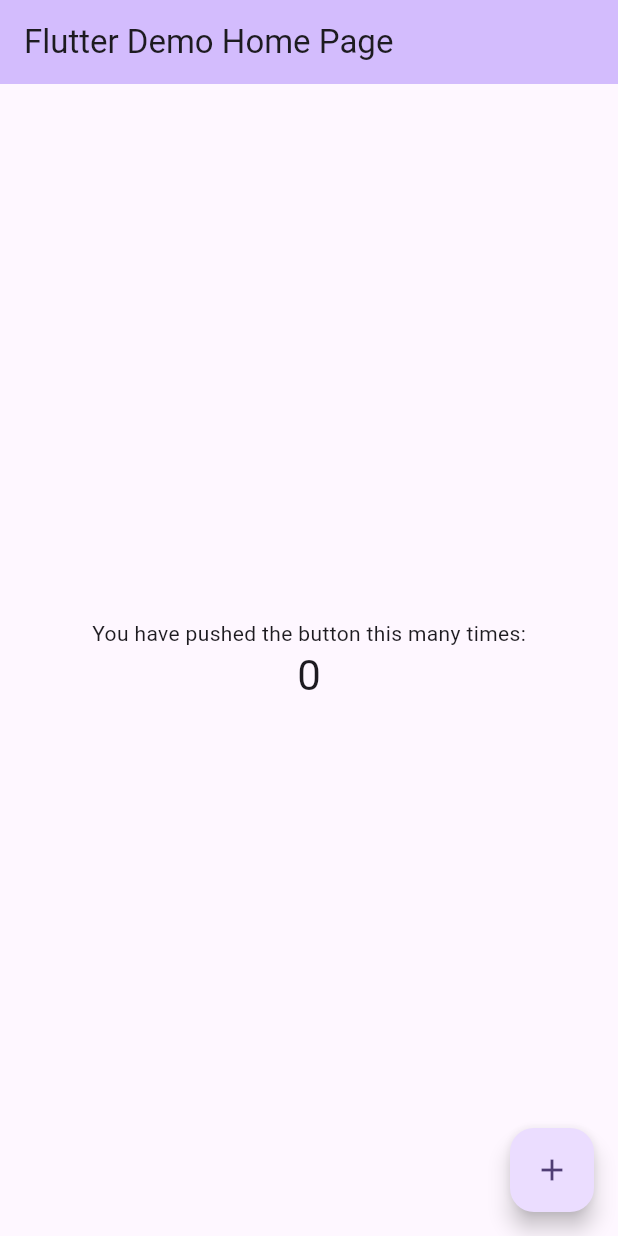
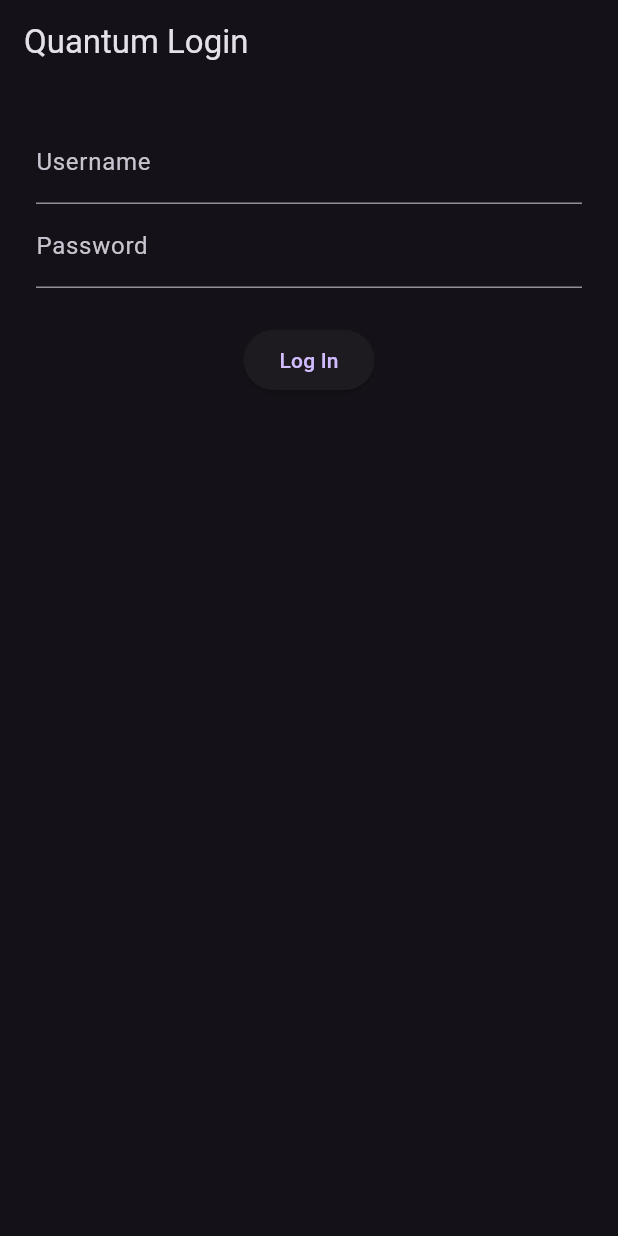
Before and after one commit to Yazip/Quantum, a Flutter app: the screen it shows after launch, on a phone screen of 412 x 824 dp. Run offline on Flutter 3.47's test engine with Material 3 defaults, Android fonts, the light colour scheme and no system bars; network calls fail.

Commit message:
Started working on the client: created a login screen and if log in, the JWT token and greeting are shown (still working on the design)

```diff
--- a/quantum_client/lib/main.dart
+++ b/quantum_client/lib/main.dart
@@ -1,122 +1,34 @@
 import 'package:flutter/material.dart';
+import 'screens/login_screen.dart';
 
 void main() {
-  runApp(const MyApp());
+  runApp(const QuantumApp());
 }
 
-class MyApp extends StatelessWidget {
-  const MyApp({super.key});
+class QuantumApp extends StatefulWidget {
+  const QuantumApp({super.key});
 
-  // This widget is the root of your application.
+  @override
+  State<QuantumApp> createState() => _QuantumAppState();
+}
+
+class _QuantumAppState extends State<QuantumApp> {
+  String? token;
+
   @override
   Widget build(BuildContext context) {
     return MaterialApp(
-      title: 'Flutter Demo',
-      theme: ThemeData(
-        // This is the theme of your application.
-        //
-        // TRY THIS: Try running your application with "flutter run". You'll see
-        // the application has a purple toolbar. Then, without quitting the app,
-        // try changing the seedColor in the colorScheme below to Colors.green
-        // and then invoke "hot reload" (save your changes or press the "hot
-        // reload" button in a Flutter-supported IDE, or press "r" if you used
-        // the command line to start the app).
-        //
-        // Notice that the counter didn't reset back to zero; the application
-        // state is not lost during the reload. To reset the state, use hot
-        // restart instead.
-        //
-        // This works for code too, not just values: Most code changes can be
-        // tested with just a hot reload.
-        colorScheme: ColorScheme.fromSeed(seedColor: Colors.deepPurple),
-      ),
-      home: const MyHomePage(title: 'Flutter Demo Home Page'),
+      title: 'Quantum Messenger',
+      theme: ThemeData.dark(),
+      home: token == null
+          ? LoginScreen(onLogin: (receivedToken) {
+              setState(() => token = receivedToken);
+            })
+          : Scaffold(
+              body: Center(
+                child: Text("Добро пожаловать в Quantum! JWT: $token"),
+              ),
+            ),
     );
   }
 }
-
-class MyHomePage extends StatefulWidget {
-  const MyHomePage({super.key, required this.title});
-
-  // This widget is the home page of your application. It is stateful, meaning
-  // that it has a State object (defined below) that contains fields that affect
-  // how it looks.
-
-  // This class is the configuration for the state. It holds the values (in this
-  // case the title) provided by the parent (in this case the App widget) and
-  // used by the build method of the State. Fields in a Widget subclass are
-  // always marked "final".
-
-  final String title;
-
-  @override
-  State<MyHomePage> createState() => _MyHomePageState();
-}
-
-class _MyHomePageState extends State<MyHomePage> {
-  int _counter = 0;
-
-  void _incrementCounter() {
-    setState(() {
-      // This call to setState tells the Flutter framework that something has
-      // changed in this State, which causes it to rerun the build method below
-      // so that the display can reflect the updated values. If we changed
-      // _counter without calling setState(), then the build method would not be
-      // called again, and so nothing would appear to happen.
-      _counter++;
-    });
-  }
-
-  @override
-  Widget build(BuildContext context) {
-    // This method is rerun every time setState is called, for instance as done
-    // by the _incrementCounter method above.
-    //
-    // The Flutter framework has been optimized to make rerunning build methods
-    // fast, so that you can just rebuild anything that needs updating rather
-    // than having to individually change instances of widgets.
-    return Scaffold(
-      appBar: AppBar(
-        // TRY THIS: Try changing the color here to a specific color (to
-        // Colors.amber, perhaps?) and trigger a hot reload to see the AppBar
-        // change color while the other colors stay the same.
-        backgroundColor: Theme.of(context).colorScheme.inversePrimary,
-        // Here we take the value from the MyHomePage object that was created by
-        // the App.build method, and use it to set our appbar title.
-        title: Text(widget.title),
-      ),
-      body: Center(
-        // Center is a layout widget. It takes a single child and positions it
-        // in the middle of the parent.
-        child: Column(
-          // Column is also a layout widget. It takes a list of children and
-          // arranges them vertically. By default, it sizes itself to fit its
-          // children horizontally, and tries to be as tall as its parent.
-          //
-          // Column has various properties to control how it sizes itself and
-          // how it positions its children. Here we use mainAxisAlignment to
-          // center the children vertically; the main axis here is the vertical
-          // axis because Columns are vertical (the cross axis would be
-          // horizontal).
-          //
-          // TRY THIS: Invoke "debug painting" (choose the "Toggle Debug Paint"
-          // action in the IDE, or press "p" in the console), to see the
-          // wireframe for each widget.
-          mainAxisAlignment: MainAxisAlignment.center,
-          children: <Widget>[
-            const Text('You have pushed the button this many times:'),
-            Text(
-              '$_counter',
-              style: Theme.of(context).textTheme.headlineMedium,
-            ),
-          ],
-        ),
-      ),
-      floatingActionButton: FloatingActionButton(
-        onPressed: _incrementCounter,
-        tooltip: 'Increment',
-        child: const Icon(Icons.add),
-      ), // This trailing comma makes auto-formatting nicer for build methods.
-    );
-  }
-}
--- a/quantum_client/lib/screens/login_screen.dart
+++ b/quantum_client/lib/screens/login_screen.dart
@@ -0,0 +1,82 @@
+import 'dart:convert';
+import 'package:flutter/material.dart';
+import 'package:web_socket_channel/web_socket_channel.dart';
+
+class LoginScreen extends StatefulWidget {
+  final Function(String token) onLogin;
+
+  const LoginScreen({super.key, required this.onLogin});
+
+  @override
+  State<LoginScreen> createState() => _LoginScreenState();
+}
+
+class _LoginScreenState extends State<LoginScreen> {
+  final _usernameController = TextEditingController();
+  final _passwordController = TextEditingController();
+  late WebSocketChannel _channel;
+  String _error = "";
+
+  @override
+  void initState() {
+    super.initState();
+    _channel = WebSocketChannel.connect(
+      Uri.parse('ws://localhost:9001'), // адрес сервера
+    );
+
+    _channel.stream.listen((message) {
+      final data = jsonDecode(message);
+      if (data["status"] == "ok" && data["token"] != null) {
+        widget.onLogin(data["token"]);
+      } else if (data["error"] != null) {
+        setState(() => _error = data["error"]);
+      }
+    });
+  }
+
+  void _login() {
+    final payload = {
+      "type": "login",
+      "payload": {
+        "username": _usernameController.text,
+        "password": _passwordController.text,
+      }
+    };
+    _channel.sink.add(jsonEncode(payload));
+  }
+
+  @override
+  Widget build(BuildContext context) {
+    return Scaffold(
+      appBar: AppBar(title: const Text("Quantum Login")),
+      body: Padding(
+        padding: const EdgeInsets.all(24),
+        child: Column(
+          children: [
+            TextField(
+              controller: _usernameController,
+              decoration: const InputDecoration(labelText: "Username"),
+            ),
+            TextField(
+              controller: _passwordController,
+              decoration: const InputDecoration(labelText: "Password"),
+              obscureText: true,
+            ),
+            const SizedBox(height: 24),
+            ElevatedButton(onPressed: _login, child: const Text("Log In")),
+            if (_error.isNotEmpty) ...[
+              const SizedBox(height: 12),
+              Text(_error, style: const TextStyle(color: Colors.red)),
+            ]
+          ],
+        ),
+      ),
+    );
+  }
+
+  @override
+  void dispose() {
+    _channel.sink.close();
+    super.dispose();
+  }
+}
```
